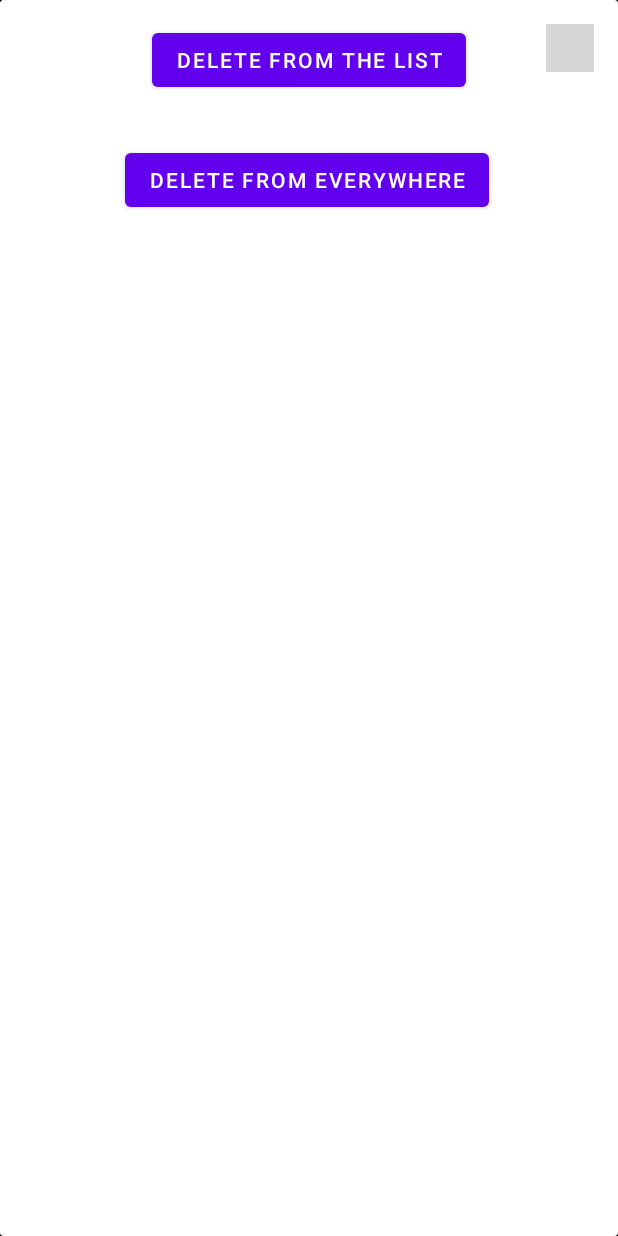
After one commit to exismys/Vocab, an Android app: the layout delete_word_dialog.xml on its own in the app's theme, with its tools: preview values and no code run, on a phone screen of 412 x 824 dp. The commit adds this screen. Run offline under Robolectric (Android 15) with nearby library versions, the phone set to English and light mode, and no system bars; grey boxes are pictures that could not be loaded.

```diff
--- a/app/src/main/res/layout/add_group_dialog.xml
+++ b/app/src/main/res/layout/add_group_dialog.xml
@@ -47,10 +47,8 @@
 
         <ImageView
             android:id="@+id/iv_groupDialogCancel"
-            android:layout_width="40dp"
-            android:layout_height="38dp"
-            android:layout_marginTop="8dp"
-            android:layout_marginEnd="8dp"
+            android:layout_width="32dp"
+            android:layout_height="32dp"
             android:clickable="true"
             app:layout_constraintEnd_toEndOf="parent"
             app:layout_constraintHorizontal_bias="0.937"
--- /dev/null
+++ b/app/src/main/res/layout/delete_word_dialog.xml
@@ -0,0 +1,44 @@
+<?xml version="1.0" encoding="utf-8"?>
+<androidx.cardview.widget.CardView xmlns:android="http://schemas.android.com/apk/res/android"
+    xmlns:app="http://schemas.android.com/apk/res-auto"
+    xmlns:tools="http://schemas.android.com/tools"
+    android:layout_width="match_parent"
+    android:layout_height="match_parent">
+
+    <androidx.constraintlayout.widget.ConstraintLayout
+        android:layout_width="match_parent"
+        android:layout_height="wrap_content"
+        android:paddingVertical="16dp">
+
+        <Button
+            android:id="@+id/btn_deleteFromList"
+            android:layout_width="wrap_content"
+            android:layout_height="wrap_content"
+            android:text="Delete from the list"
+            app:layout_constraintEnd_toEndOf="parent"
+            app:layout_constraintStart_toStartOf="parent"
+            app:layout_constraintTop_toTopOf="parent" />
+
+        <Button
+            android:id="@+id/btn_deleteFromEverywhere"
+            android:layout_width="wrap_content"
+            android:layout_height="wrap_content"
+            android:layout_marginTop="32dp"
+            android:text="Delete from Everywhere"
+            app:layout_constraintBottom_toBottomOf="parent"
+            app:layout_constraintEnd_toEndOf="@+id/btn_deleteFromList"
+            app:layout_constraintHorizontal_bias="0.545"
+            app:layout_constraintStart_toStartOf="@+id/btn_deleteFromList"
+            app:layout_constraintTop_toBottomOf="@+id/btn_deleteFromList"
+            app:layout_constraintVertical_bias="0.0" />
+
+        <ImageView
+            android:id="@+id/iv_cancel"
+            android:layout_width="32dp"
+            android:layout_height="32dp"
+            android:layout_marginEnd="16dp"
+            app:layout_constraintEnd_toEndOf="parent"
+            app:layout_constraintTop_toTopOf="parent"
+            app:srcCompat="@mipmap/cancel" />
+    </androidx.constraintlayout.widget.ConstraintLayout>
+</androidx.cardview.widget.CardView>
```
Also changed, not shown: app/src/main/java/com/example/vocab/GroupActivity.kt (+7 -12 lines), app/src/main/java/com/example/vocab/GroupAdapter.kt (+8 -7 lines), app/src/main/java/com/example/vocab/MainActivity.kt (+29 -12 lines), app/src/main/java/com/example/vocab/ViewPagerAdapter.kt (+27 -13 lines), app/src/main/java/com/example/vocab/WordListActivity.kt (+6 -3 lines), app/src/main/java/com/example/vocab/WordListAdapter.kt (+50 -3 lines), app/src/main/java/com/example/vocab/models/WordDAO.kt (+7 -1 lines), app/src/main/res/layout/item_view_pager.xml (+4 -4 lines), app/src/main/res/layout/item_word_list.xml (+33 -6 lines).
